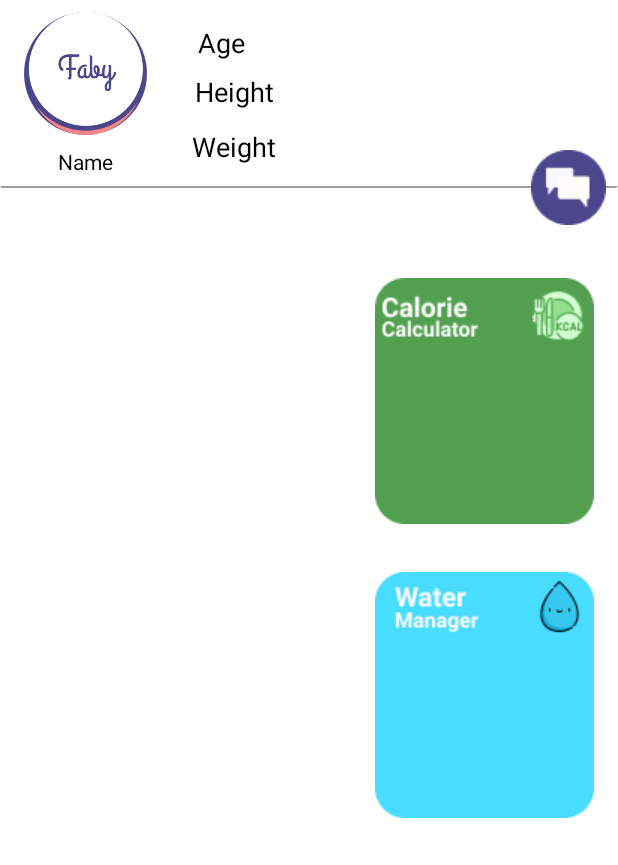
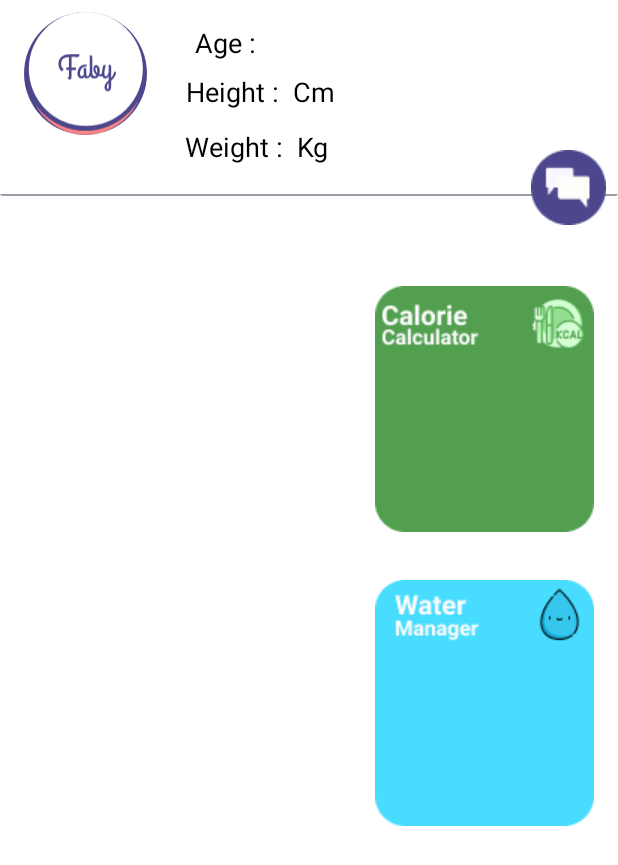
Before and after one commit to W0lFi3-IND/Faby, an Android app: the screen it shows after launch once a user with an empty profile is signed in (Dashboard), on a phone screen of 412 x 824 dp. Shown: the top 865 px of the screen. Run offline under Robolectric (Android 15) with nearby library versions, the phone set to English and light mode, and no system bars; our stand-ins replace Firebase (no records; nobody signed in at launch, a user with empty details on screens opened directly); plain views replace CircularImageView; Roboto replaces fonts that are not available here.

Commit message:
Dashboard get data completed

```diff
--- a/app/src/main/java/com/findingbetteryou/faby/modules/Dashboard.java
+++ b/app/src/main/java/com/findingbetteryou/faby/modules/Dashboard.java
@@ -1,8 +1,10 @@
 package com.findingbetteryou.faby.modules;
 
 import android.content.Intent;
+import android.content.SharedPreferences;
 import android.os.Bundle;
 import android.view.View;
+import android.widget.TextView;
 
 import com.findingbetteryou.faby.R;
 import com.findingbetteryou.faby.caloriecal.CalorieDashboard;
@@ -11,12 +13,22 @@ import com.findingbetteryou.faby.waterlevel.WaterLevelDashboard;
 import androidx.appcompat.app.AppCompatActivity;
 
 public class Dashboard extends AppCompatActivity {
+TextView h,w,a,n;
 
     @Override
     protected void onCreate(Bundle savedInstanceState) {
         super.onCreate(savedInstanceState);
         setContentView(R.layout.activity_dashboard);
+        h = findViewById(R.id.Displayheight);
+        w = findViewById(R.id.DisplayWeight);
+        a = findViewById(R.id.DisplayAge);
+        n = findViewById(R.id.displayName);
 
+        SharedPreferences data = getSharedPreferences("data",0);
+        h.setText("Height : "+data.getString("Height","")+" Cm");
+        w.setText("Weight : "+data.getString("Weight","")+" Kg");
+        a.setText("Age : "+data.getString("Age",""));
+        n.setText(data.getString("Name",""));
         findViewById(R.id.CalorieBtn).setOnClickListener(new View.OnClickListener() {
             @Override
             public void onClick(View view) {
--- a/app/src/main/res/layout/activity_dashboard.xml
+++ b/app/src/main/res/layout/activity_dashboard.xml
@@ -30,6 +30,7 @@
                 android:fontFamily="sans-serif"
                 android:text="Name"
                 android:textColor="@android:color/black"
+                android:textSize="18sp"
                 app:layout_constraintBottom_toBottomOf="parent"
                 app:layout_constraintEnd_toEndOf="@+id/displaypicture"
                 app:layout_constraintStart_toStartOf="@+id/displaypicture"
```
